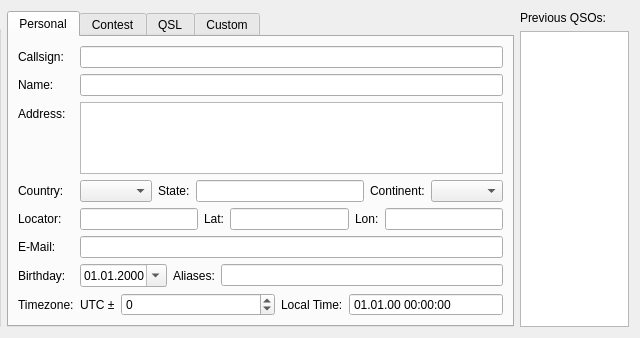
Above: src/plugins/logbook/logbookentrywidget.ui from Norman0406/LISA before the change; both pictures show x 334 to 974 and y 0 to 338 of the 974 by 338 pixel window. Below: the same form after it.
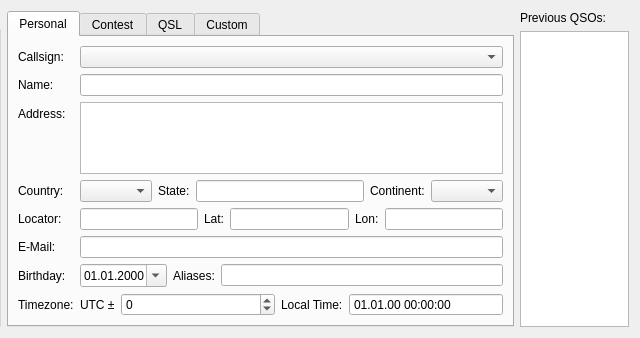
That is the form after the change. Custom widgets are drawn as their Qt base class.

Commit message: added callsign selection drop down menu

Patch:
```diff
--- a/src/plugins/logbook/logbookentrywidget.ui
+++ b/src/plugins/logbook/logbookentrywidget.ui
@@ -299,13 +299,6 @@
          </property>
         </widget>
        </item>
-       <item row="0" column="1">
-        <widget class="QLineEdit" name="lineEdit_Personal_Callsign">
-         <property name="readOnly">
-          <bool>true</bool>
-         </property>
-        </widget>
-       </item>
        <item row="1" column="0">
         <widget class="QLabel" name="labelName">
          <property name="text">
@@ -577,6 +570,9 @@
          </item>
         </layout>
        </item>
+       <item row="0" column="1">
+        <widget class="QComboBox" name="comboBox_Personal_Callsign"/>
+       </item>
       </layout>
      </widget>
      <widget class="QWidget" name="tab_2">
```
The commit also changes 2 other files.
